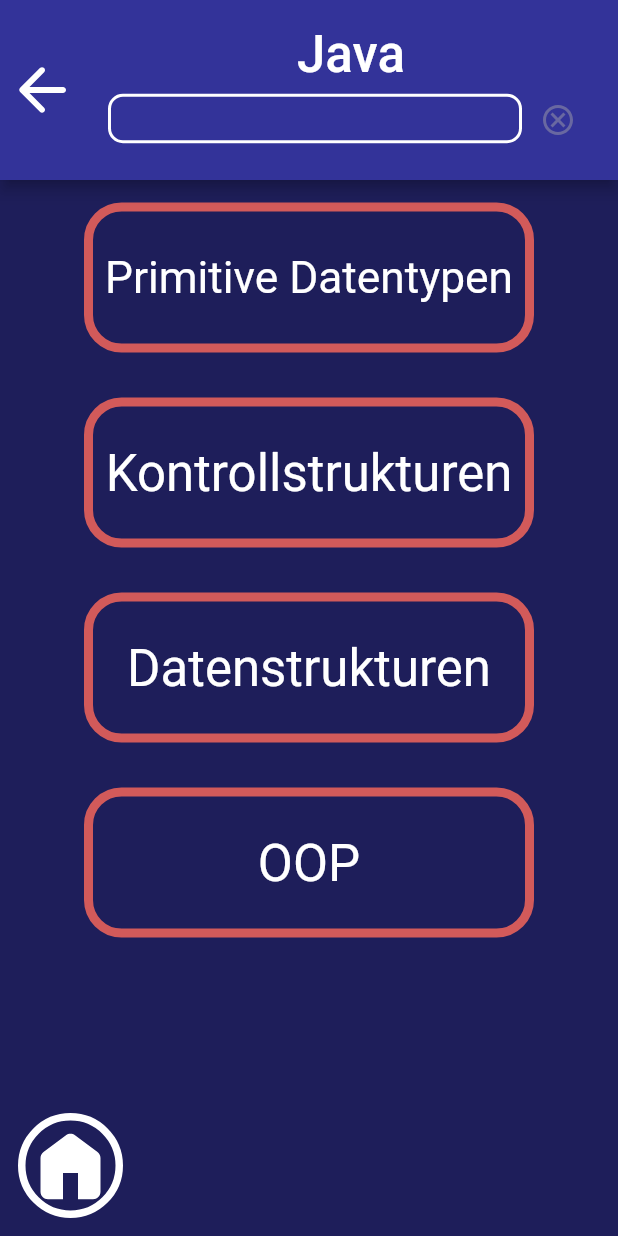
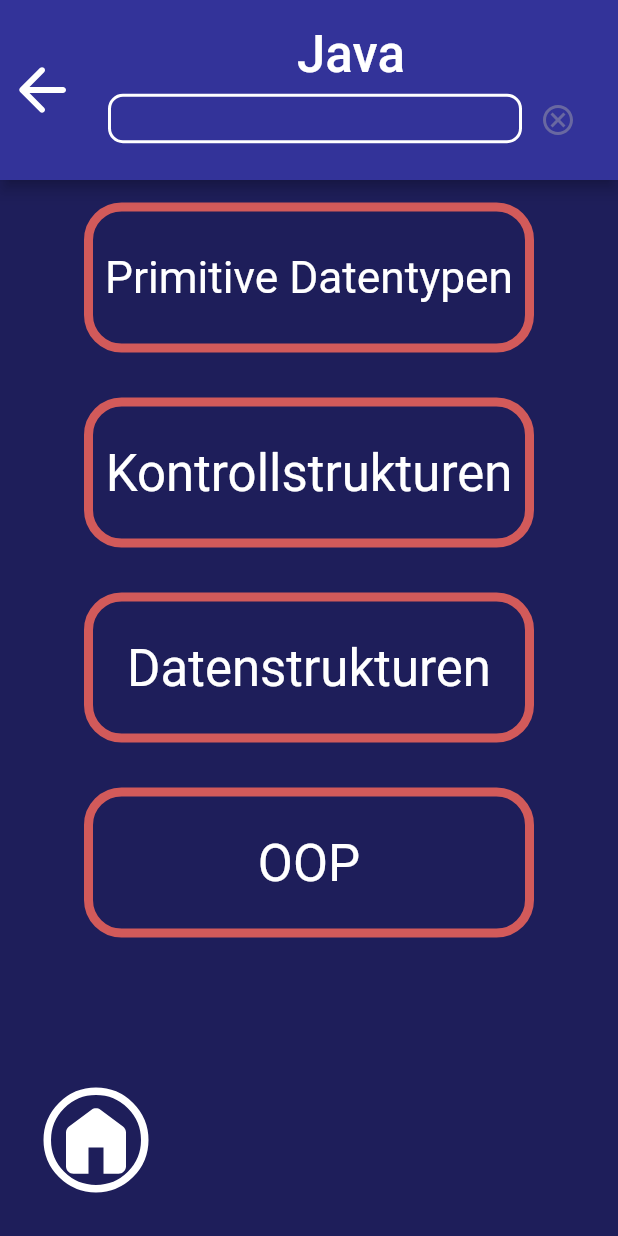
Before and after one commit to InformatikT13600/informatik_merkhilfe, a Flutter app: the screen it shows after launch, after a tap on "Java", on a phone screen of 412 x 824 dp. Run offline on Flutter 3.47's test engine with Material 2 defaults, Android fonts, the phone set to English and light mode, and no system bars; our stand-ins replace flutter_spinkit, flutter_svg.

Commit message:
fixed offset error in homeButton.dart

```diff
--- a/lib/shared/homeButton.dart
+++ b/lib/shared/homeButton.dart
@@ -10,7 +10,6 @@ class HomeButton extends StatelessWidget {
 
       icon: Transform.scale(
           scale: 2.5,
-          origin: Offset(-10,10),
           child: Container(
               decoration: BoxDecoration(
                 borderRadius: BorderRadius.circular(701),
--- a/lib/views/navigationPage.dart
+++ b/lib/views/navigationPage.dart
@@ -231,7 +231,7 @@ class _NavigationPageState extends State<NavigationPage> {
           Align(
             alignment: Alignment.bottomLeft,
             child: Padding(
-              padding: const EdgeInsets.all(8.0),
+              padding: const EdgeInsets.all(40.0),
               child: HomeButton(),
             ),
           ),
```
